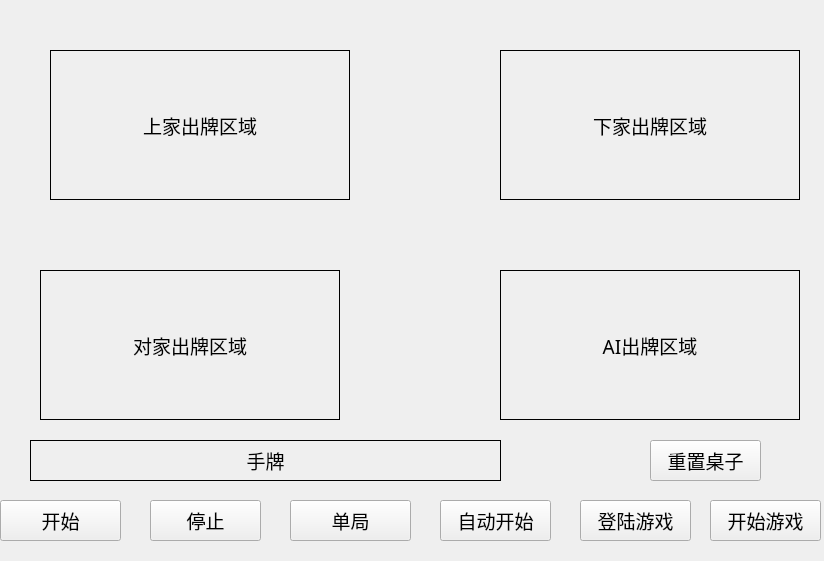
Above: ShiSanZhangXiangGuang/MainWindow.ui from huangdecai/suanfa before the change. Below: the same form after it.
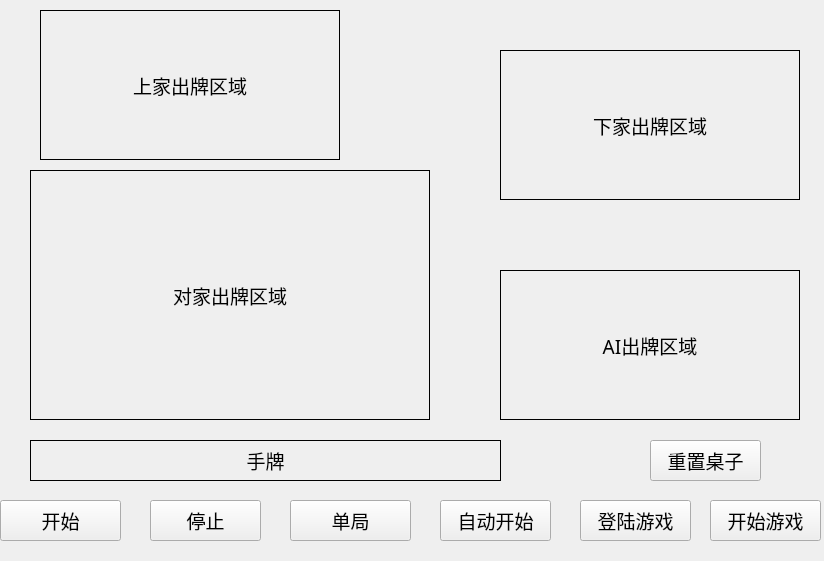
That is the form after the change.

Patch:
```diff
--- a/ShiSanZhangXiangGuang/MainWindow.ui
+++ b/ShiSanZhangXiangGuang/MainWindow.ui
@@ -81,8 +81,8 @@
   <widget class="QFrame" name="LPlayer">
    <property name="geometry">
     <rect>
-     <x>50</x>
-     <y>50</y>
+     <x>40</x>
+     <y>10</y>
      <width>300</width>
      <height>150</height>
     </rect>
@@ -321,10 +321,10 @@
   <widget class="QFrame" name="MPlayer">
    <property name="geometry">
     <rect>
-     <x>40</x>
-     <y>270</y>
-     <width>300</width>
-     <height>150</height>
+     <x>30</x>
+     <y>170</y>
+     <width>400</width>
+     <height>250</height>
     </rect>
    </property>
    <property name="font">
@@ -347,8 +347,8 @@
      <rect>
       <x>0</x>
       <y>0</y>
-      <width>300</width>
-      <height>150</height>
+      <width>400</width>
+      <height>250</height>
      </rect>
     </property>
     <property name="font">
```
